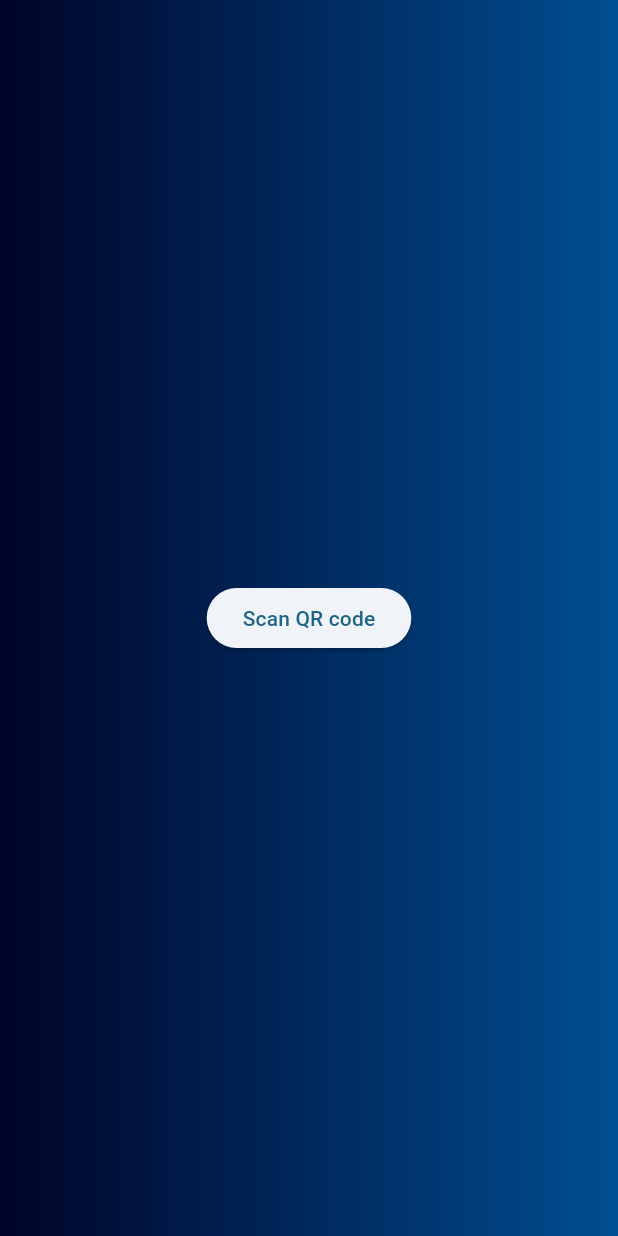
After one commit to Charukesh827/token_system_, a Flutter app: the workerMenu screen opened by its route, on a phone screen of 412 x 824 dp. The commit adds this screen. Run offline on Flutter 3.47's test engine with Material 2 defaults, Android fonts, the phone set to English and light mode, and no system bars; our stand-ins replace qr_flutter; missing offline and left inert: qr_code_scanner.

Commit message:
almost done

```diff
--- a/lib/history_page.dart
+++ b/lib/history_page.dart
@@ -6,7 +6,7 @@ class FavoritePage extends StatefulWidget{
 }
 
 class _FavoritePageState extends State<FavoritePage> {
-  var purchased=[1,1,20];
+  var purchased=[1,0,20];
   late var now;
   late var formatter;
   late String formattedDate;
--- a/lib/home_page.dart
+++ b/lib/home_page.dart
@@ -35,10 +35,12 @@ class _HomePageState extends State<HomePage> {
   Widget build(BuildContext context) {
     now=DateTime.now();
     day=now.toUtc().weekday;
-    if(day == 5 || day==2 || day==4 || day==7){
+    if(day == 5 || day==2 || day==7){
       now=now.add(Duration(days: 2));
     }else if(day==1 || day==3 || day==6){
       now=now.add(Duration(days: 1));
+    }else if(day==4){
+      now=now.add(Duration(days: 3));
     }
     if(getegg==0) {
       eggElevate = 10;
--- a/lib/login_page.dart
+++ b/lib/login_page.dart
@@ -4,6 +4,7 @@ import 'package:token_system/main_page_organise.dart';
 import 'package:token_system/register_item.dart';
 import 'package:token_system/useit_page.dart';
 import 'package:token_system/scanner_page.dart';
+import 'package:token_system/worker.dart';
 
 void main() {
   runApp(const MyApp());
@@ -25,7 +26,8 @@ class MyApp extends StatelessWidget {
           '/useNV' : (context) => Nveg_use(),
           '/useV' : (context) => Veg_use(),
           '/useE' : (context) => Egg_use(),
-          '/scan' : (context) => scannerPage()
+          '/scan' : (context) => scannerPage(),
+          '/worker': (context) => workerMenu()
         },
         title: 'Flutter Demo',
         theme: ThemeData(
@@ -145,7 +147,7 @@ class _LockScreenState extends State<LockScreen> {
               ),
               ElevatedButton(
                 onPressed: (){
-                  if(username=='s') Navigator.pushNamed(context, '/scan');
+                  if(username=='s') Navigator.pushNamed(context, '/worker');
                   if(username=='h') Navigator.pushNamed(context, '/home');
                 },
                 child:Text.rich(
--- /dev/null
+++ b/lib/worker.dart
@@ -0,0 +1,44 @@
+import 'package:flutter/material.dart';
+
+class workerMenu extends StatefulWidget {
+  const workerMenu({super.key});
+
+  @override
+  State<workerMenu> createState() => _workerMenuState();
+}
+
+class _workerMenuState extends State<workerMenu> {
+  @override
+  Widget build(BuildContext context) {
+    return Container(
+      decoration: BoxDecoration(
+          gradient: LinearGradient(
+              colors: [
+                Color(0xff000428),
+                Color(0xff004e92)
+              ]
+          )
+      ),
+      child: Scaffold(
+        backgroundColor: Colors.transparent,
+        body: Column(
+          mainAxisAlignment: MainAxisAlignment.center,
+          crossAxisAlignment: CrossAxisAlignment.center,
+          children: [
+            Row(
+              mainAxisAlignment: MainAxisAlignment.center,
+              children: [
+                ElevatedButton(
+                    onPressed: (){
+                      Navigator.pushNamed(context, '/scan');
+                    },
+                    child: Text("Scan QR code"),
+                ),
+              ],
+            ),
+          ],
+        ),
+      ),
+    );
+  }
+}
--- a/pubspec.yaml
+++ b/pubspec.yaml
@@ -51,7 +51,7 @@ dev_dependencies:
   # package. See that file for information about deactivating specific lint
   # rules and activating additional ones.
   flutter_lints: ^2.0.0
-  intl: ^0.17.0
+  intl: ^0.18.1
 
 # For information on the generic Dart part of this file, see the
 # following page: https://dart.dev/tools/pub/pubspec
```
Also changed, not shown: lib/scanner_page.dart (added, +75 -0 lines), lib/student_profile.dart (added, +15 -0 lines), pubspec.lock, 2 other files.
